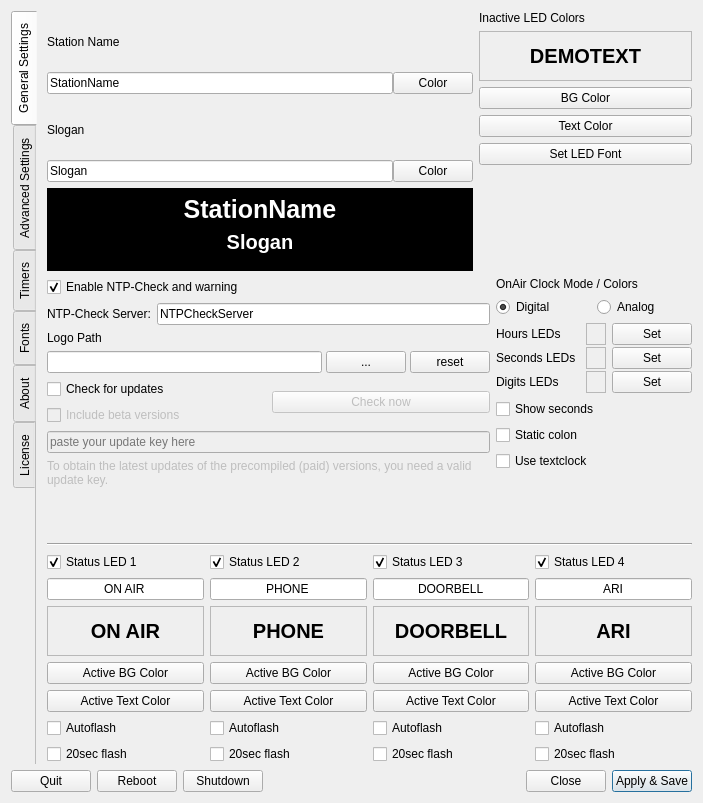
The window that settings.ui (saschaludwig/OnAirScreen) describes before a commit, drawn with Qt 5.
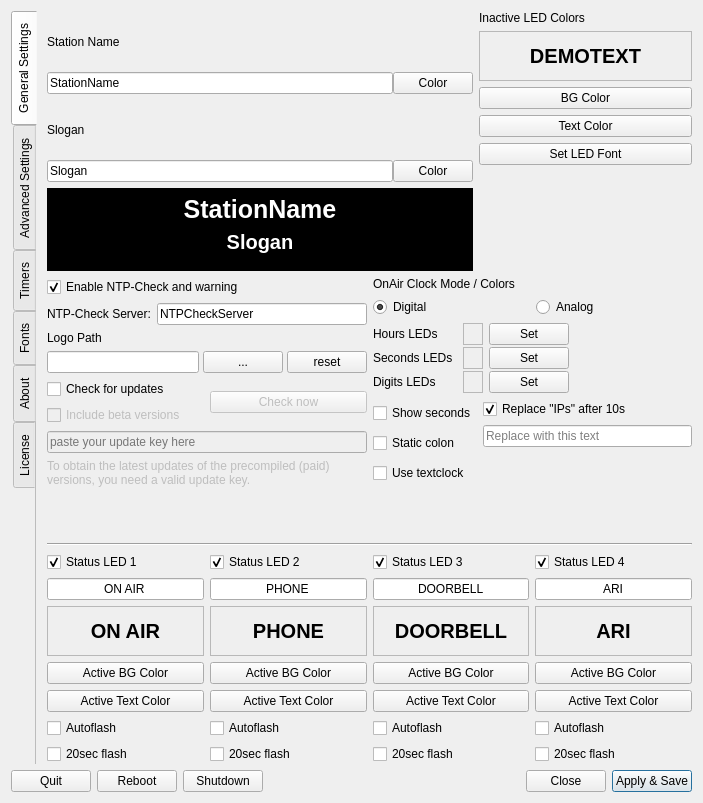
The same window after the commit. Icons and pictures are not drawn.

Commit message: Autoreplace IPs after 10s with customizable text

What changed in the file:
```diff
--- a/settings.ui
+++ b/settings.ui
@@ -1260,6 +1260,26 @@
              </item>
              <item>
               <layout class="QVBoxLayout" name="verticalLayout_22">
+               <item>
+                <widget class="QCheckBox" name="replaceNOW">
+                 <property name="text">
+                  <string>Replace &quot;IPs&quot; after 10s</string>
+                 </property>
+                 <property name="checked">
+                  <bool>true</bool>
+                 </property>
+                </widget>
+               </item>
+               <item>
+                <widget class="QLineEdit" name="replaceNOWText">
+                 <property name="text">
+                  <string/>
+                 </property>
+                 <property name="placeholderText">
+                  <string>Replace with this text</string>
+                 </property>
+                </widget>
+               </item>
                <item>
                 <spacer name="verticalSpacer_10">
                  <property name="orientation">
```
Left out of the diff: 172 changed lines with no effect on the pictures. The commit also changes 2 other files.
